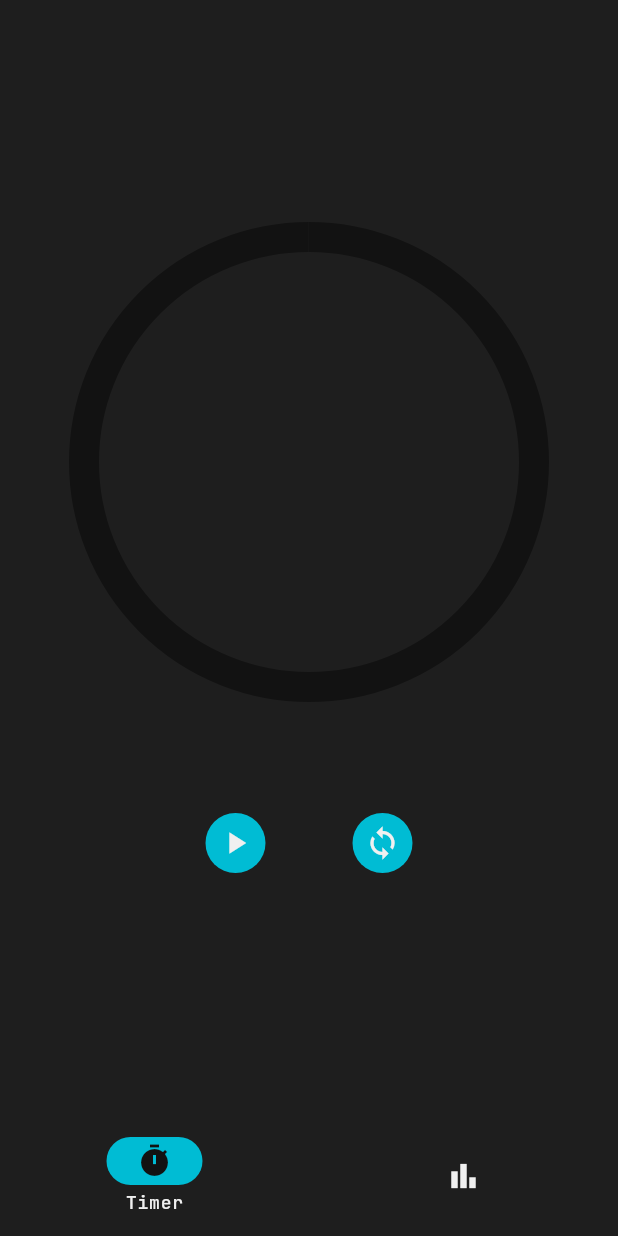
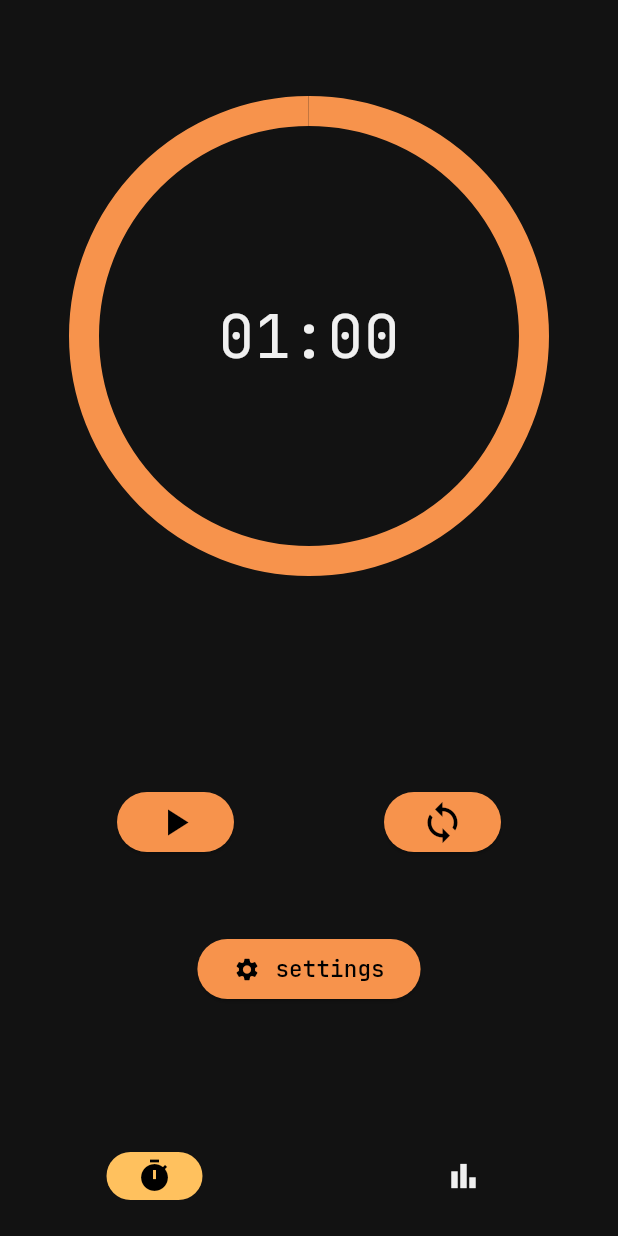
Before and after one commit to ThatNelax/minimalist_pomodoro, a Flutter app: the screen it shows after launch, on a phone screen of 412 x 824 dp. Run offline on Flutter 3.47's test engine with Material 3 defaults, Android fonts, the phone set to English and light mode, and no system bars; our stand-ins replace google_fonts.

Commit message:
File Refactoring #1

```diff
--- /dev/null
+++ b/lib/homePage.dart
@@ -0,0 +1,196 @@
+import 'dart:async';
+
+import 'package:flutter/material.dart';
+import 'package:intl/intl.dart';
+import 'package:minimalist_pomodoro/settingsPage.dart';
+
+class HomePage extends StatefulWidget {
+  const HomePage({super.key});
+
+  @override
+  State<HomePage> createState() => _HomePageState();
+}
+
+class _HomePageState extends State<HomePage> {
+
+  int currentPage = 0;
+
+  int setHour = 0;
+  int setMinute = 2;
+  int setSecond = 0;
+
+  int currentHour = 0;
+  int currentMinute = 1;
+  int currentSecond = 0;
+
+  int totalSeconds = 120;
+  Timer? timer;
+  int remainingSeconds = 120;
+  double progress = 1;
+
+  TimerState timerState = TimerState.stopped;
+
+  void startTimer() {
+    setState(() {
+      timerState = TimerState.started;
+      timer?.cancel();
+      timer = Timer.periodic(const Duration(seconds: 1), (t) {
+        if(timerState == TimerState.started){
+          setState(() {
+
+            currentSecond--;
+            if(currentSecond <= 0 && currentMinute > 0) {
+              currentSecond = 59;
+              currentMinute--;
+            }
+            if(currentMinute <= 0 && currentHour > 0) {
+              currentMinute = 59;
+              currentHour--;
+            }
+
+            updateProgressBar();
+          });
+        }
+      });
+    });
+  }
+
+  void updateProgressBar() {
+    setState(() {
+      remainingSeconds--;
+      progress = remainingSeconds / totalSeconds;
+      if (remainingSeconds <= 0) {
+        timer?.cancel();
+        progress = 0;
+      }
+    });
+
+  }
+
+  void resetTimer(){
+    setState(() {
+      currentHour = setHour;
+      currentMinute = setMinute;
+      currentSecond = setSecond;
+
+      remainingSeconds = totalSeconds;
+      progress = 1;
+    });
+  }
+
+  void stopTimer(){
+    setState(() {
+      timerState = TimerState.stopped;
+      timer?.cancel();
+    });
+  }
+
+  void setTimer(Duration time) {
+    setState(() {
+      setHour = time.inHours;
+      setMinute = time.inMinutes % 60;
+      setSecond = time.inSeconds % 60;
+      currentHour = setHour;
+      currentMinute = setMinute;
+      currentSecond = setSecond;
+      totalSeconds = (currentHour * 3600 + currentMinute * 60 + currentSecond);
+      if (totalSeconds == 0) return;
+
+      remainingSeconds = totalSeconds;
+      progress = 1.0;
+    });
+  }
+
+  Widget timeDisplay(){
+    dynamic format;
+    if(currentHour != 0)
+      format = DateFormat("hh:mm:ss");
+    else
+      format = DateFormat("mm:ss");
+    DateTime time = DateTime(0, 0, 0, currentHour, currentMinute, currentSecond);
+    String formatted = format.format(time);
+    return Text(formatted, style: TextStyle(color: Theme.of(context).colorScheme.onSurface, fontSize: 40),);
+  }
+
+  @override
+  Widget build(BuildContext context) {
+    return Scaffold(
+      bottomNavigationBar: NavigationBar(
+          onDestinationSelected: (int index) => setState(() {
+            currentPage = index;;
+          }),
+          labelBehavior: NavigationDestinationLabelBehavior.alwaysHide,
+          selectedIndex: currentPage,
+          destinations: const <Widget> [
+            NavigationDestination(icon: Icon(Icons.timer), label: "Timer"),
+            NavigationDestination(icon: Icon(Icons.bar_chart_outlined), label: "Log")
+          ]
+      ),
+      body: <Widget> [
+        Column(
+            mainAxisAlignment: MainAxisAlignment.center,
+            children: [
+              SizedBox(
+                width: 300,
+                height: 300,
+                child: Stack(
+                  fit: StackFit.expand,
+                  alignment: Alignment.center,
+                  children: [
+                    CircularProgressIndicator(
+                      strokeWidth: 20,
+                      value: progress,
+                    ),
+                    Center(child: timeDisplay()),
+                  ],
+                ),
+              ),
+              SizedBox(height: 150,),
+              Row(
+                mainAxisAlignment: MainAxisAlignment.center,
+                children: [
+                  buildButtons()
+                ],
+              ),
+              SizedBox(height: 50,),
+              ElevatedButton(
+                  onPressed: () => Navigator.push(context, MaterialPageRoute(builder: (context) => SettingsPage())),
+                  style: ButtonStyle(backgroundColor: WidgetStatePropertyAll(Theme.of(context).colorScheme.primary)),
+                  child:
+                  Row(
+                    mainAxisSize: MainAxisSize.min,
+                    children: [
+                      Icon(Icons.settings, color: Theme.of(context).colorScheme.onPrimary,),
+                      SizedBox(width: 10,),
+                      Text("settings", style: TextStyle(color:Theme.of(context).colorScheme.onPrimary, fontSize: 15),), ],
+                  )
+              )
+            ]
+        ),
+        Column(children: [
+
+        ],)
+      ][currentPage],
+    );
+  }
+
+  Widget buildButtons(){
+    if(TimerState.stopped == timerState){
+      return Row(
+        children: [
+          ElevatedButton(onPressed: startTimer, style: ButtonStyle(backgroundColor: WidgetStatePropertyAll(Theme.of(context).colorScheme.primary)), child: Icon(Icons.play_arrow, color: Theme.of(context).colorScheme.onPrimary, size: 30,),),
+          SizedBox(width: 100,),
+          ElevatedButton(onPressed: resetTimer, style: ButtonStyle(backgroundColor: WidgetStatePropertyAll(Theme.of(context).colorScheme.primary)), child: Icon(Icons.loop, color: Theme.of(context).colorScheme.onPrimary, size: 30,),),
+        ],
+      );
+    }
+    else{
+      return ElevatedButton(onPressed: stopTimer, style: ButtonStyle(backgroundColor: WidgetStatePropertyAll(Theme.of(context).colorScheme.primary)), child: Icon(Icons.pause, color: Theme.of(context).colorScheme.onPrimary, size: 30,),);
+    }
+  }
+}
+
+enum TimerState{
+  stopped,
+  started,
+}
--- a/lib/main.dart
+++ b/lib/main.dart
@@ -1,6 +1,7 @@
-import 'dart:async';
 import 'package:flutter/material.dart';
 import 'package:google_fonts/google_fonts.dart';
+
+import 'homePage.dart';
 
 void main() {
   runApp(const MyApp());
@@ -14,199 +15,23 @@ class MyApp extends StatelessWidget {
     return MaterialApp(
       debugShowCheckedModeBanner: false,
       debugShowMaterialGrid: false,
-      home: const MyHomePage(),
+      home: const HomePage(),
       theme: ThemeData(
-        colorScheme: ColorScheme.dark(
-            brightness: Brightness.dark,
-            primary: const Color(0xff121212),
-            onPrimary: const Color(0xffE0E0E0),
-            secondary: const Color(0xff00BCD4),
-            onSecondary: const Color(0xff121212),
-            error: const Color(0xffCF6679),
-            onError: const Color(0xff121212),
-            surface: const Color(0xff1E1E1E),
-            onSurface: const Color(0xffF0F0F0)),
+        colorScheme: const ColorScheme(
+          brightness: Brightness.dark,
+          primary: Color(0xffF7934C),
+          onPrimary: Color(0xff000000),
+          secondary: Color(0xffFFC15E),
+          onSecondary: Color(0xff000000),
+          error: Color(0xffCF6679),
+          onError: Color(0xff121212),
+          surface: Color(0xff121212),
+          onSurface: Color(0xffF0F0F0),
+          tertiary: Color(0xffCC5803),
+          onTertiary: Color(0xffFFFFFF),
+        ),
         textTheme: GoogleFonts.jetBrainsMonoTextTheme(),
       ),
     );
   }
 }
-
-class MyHomePage extends StatefulWidget {
-  const MyHomePage({super.key});
-
-  @override
-  State<MyHomePage> createState() => _MyHomePageState();
-}
-
-class _MyHomePageState extends State<MyHomePage> {
-
-  int currentPage = 0;
-
-  int setHour = 0;
-  int setMinute = 2;
-  int setSecond = 0;
-
-  int currentHour = 0;
-  int currentMinute = 2;
-  int currentSecond = 0;
-
-  int totalSeconds = 120;
-  Timer? timer;
-  int remainingSeconds = 120;
-  double progress = 1;
-
-  TimerState timerState = TimerState.stopped;
-
-  TimerMode timerMode = TimerMode.work;
-  void startTimer() {
-    setState(() {
-      timerState = TimerState.started;
-      timer?.cancel();
-      timer = Timer.periodic(const Duration(seconds: 1), (t) {
-        if(timerState == TimerState.started){
-          setState(() {
-
-            currentSecond--;
-            if(currentSecond <= 0 && currentMinute > 0) {
-              currentSecond = 59;
-              currentMinute--;
-            }
-            if(currentMinute <= 0 && currentHour > 0) {
-              currentMinute = 59;
-              currentHour--;
-            }
-
-            updateProgressBar();
-          });
-        }
-      });
-    });
-  }
-
-  void updateProgressBar() {
-    setState(() {
-      remainingSeconds--;
-      progress = remainingSeconds / totalSeconds;
-      if (remainingSeconds <= 0) {
-        timer?.cancel();
-        progress = 0;
-      }
-    });
-
-  }
-
-  void resetTimer(){
-    setState(() {
-      currentHour = setHour;
-      currentMinute = setMinute;
-      currentSecond = setSecond;
-
-      remainingSeconds = totalSeconds;
-      progress = 1;
-    });
-  }
-
-  void stopTimer(){
-    setState(() {
-      timerState = TimerState.stopped;
-      timer?.cancel();
-    });
-  }
-
-  void setTimer(Duration time) {
-    setState(() {
-      setHour = time.inHours;
-      setMinute = time.inMinutes % 60;
-      setSecond = time.inSeconds % 60;
-      currentHour = setHour;
-      currentMinute = setMinute;
-      currentSecond = setSecond;
-      totalSeconds = (currentHour * 3600 + currentMinute * 60 + currentSecond);
-      if (totalSeconds == 0) return;
-
-      remainingSeconds = totalSeconds;
-      progress = 1.0;
-    });
-  }
-
-  void showSettings(){}
-
-  String camelToSentence(String text) {
-    var result = text.replaceAll(RegExp(r'(?<!^)(?=[A-Z])'), ' ');
-    result = result.split('.').last; // remove "TimerMode."
-    return result[0].toUpperCase() + result.substring(1);
-  }
-
-  @override
-  Widget build(BuildContext context) {
-    return Scaffold(
-      bottomNavigationBar: NavigationBar(
-        onDestinationSelected: (int index) => setState(() {
-          currentPage = index;;
-        }),
-          labelBehavior: NavigationDestinationLabelBehavior.onlyShowSelected,
-          selectedIndex: currentPage,
-          destinations: const <Widget> [
-            NavigationDestination(icon: Icon(Icons.timer), label: "Timer"),
-            NavigationDestination(icon: Icon(Icons.bar_chart_outlined), label: "Log")
-          ]
-      ),
-      body: <Widget> [
-        Column(
-            mainAxisAlignment: MainAxisAlignment.center,
-          children: [
-            SizedBox(
-              width: 300,
-              height: 300,
-              child: Stack(
-                fit: StackFit.expand,
-                children: [
-                  CircularProgressIndicator(
-                    strokeWidth: 20,
-                    value: progress,
-                  )
-                ],
-              ),
-            ),
-            SizedBox(height: 80,),
-            Row(
-              mainAxisAlignment: MainAxisAlignment.center,
-              children: [
-                buildButtons()
-              ],
-            )
-          ]
-        ),
-
-      ][currentPage],
-    );
-  }
-
-  Widget buildButtons(){
-    print("trying to build buttons according to state : " + timerState.toString());
-    if(TimerState.stopped == timerState){
-      return Row(
-        children: [
-          IconButton(onPressed: startTimer, icon: Icon(Icons.play_arrow), style: ButtonStyle(backgroundColor: WidgetStatePropertyAll(Theme.of(context).colorScheme.secondary)),),
-          SizedBox(width: 50,),
-          IconButton(onPressed: resetTimer, icon: Icon(Icons.loop), style: ButtonStyle(backgroundColor: WidgetStatePropertyAll(Theme.of(context).colorScheme.secondary)),)
-        ],
-      );
-    }
-    else{
-      return IconButton(onPressed: stopTimer, icon: Icon(Icons.stop));
-    }
-  }
-}
-
-enum TimerState{
-  stopped,
-  started,
-}
-
-enum TimerMode{
-  work,
-  shortBreak,
-  longBreak
-}
--- a/pubspec.yaml
+++ b/pubspec.yaml
@@ -35,6 +35,7 @@ dependencies:
   bottom_picker: ^4.1.1
   flutter_svg: ^2.0.5
   google_fonts: ^6.3.2
+  intl: ^0.20.2
 
 
 dev_dependencies:
```
Also changed, not shown: lib/settingsPage.dart (added, +25 -0 lines), lib/timerSetting.dart (added, +8 -0 lines), pubspec.lock.
